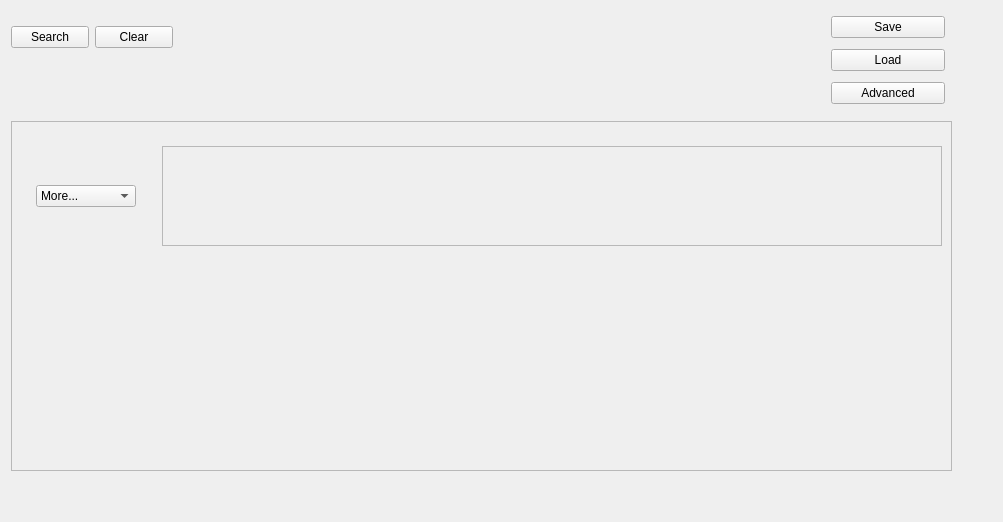
This is query/scroll.ui in BioSignalML/biosignalml-browser as Qt 5 draws it before an edit. The edited form follows.
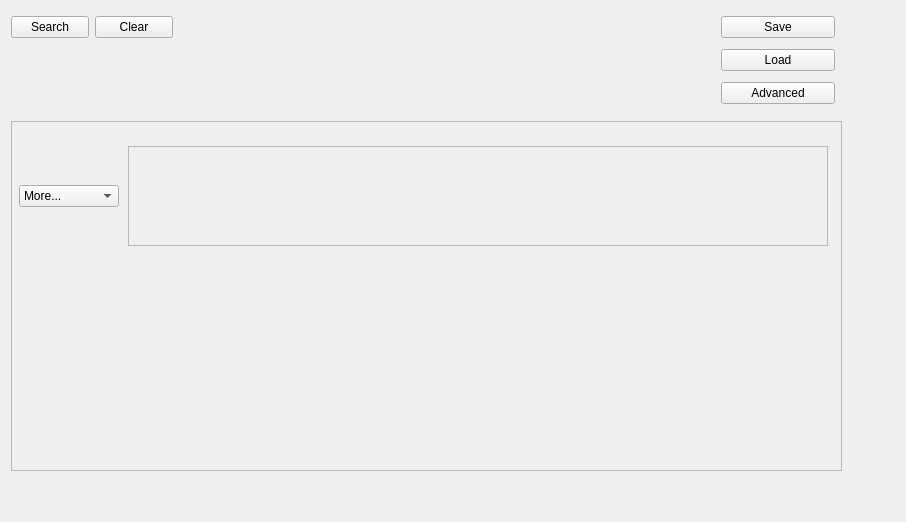
This is the edited form. Custom widgets are drawn as their Qt base class.

Diff of the .ui file:
```diff
--- a/query/scroll.ui
+++ b/query/scroll.ui
@@ -6,7 +6,7 @@
    <rect>
     <x>0</x>
     <y>0</y>
-    <width>1003</width>
+    <width>906</width>
     <height>522</height>
    </rect>
   </property>
@@ -27,7 +27,7 @@
        <rect>
         <x>0</x>
         <y>0</y>
-        <width>979</width>
+        <width>882</width>
         <height>498</height>
        </rect>
       </property>
@@ -39,7 +39,7 @@
       </property>
       <property name="minimumSize">
        <size>
-        <width>960</width>
+        <width>863</width>
         <height>480</height>
        </size>
       </property>
@@ -48,7 +48,7 @@
         <rect>
          <x>0</x>
          <y>110</y>
-         <width>941</width>
+         <width>831</width>
          <height>350</height>
         </rect>
        </property>
@@ -84,7 +84,7 @@
          <rect>
           <x>0</x>
           <y>0</y>
-          <width>951</width>
+          <width>821</width>
           <height>351</height>
          </rect>
         </property>
@@ -124,7 +124,7 @@
            </property>
            <property name="minimumSize">
             <size>
-             <width>780</width>
+             <width>700</width>
              <height>100</height>
             </size>
            </property>
@@ -257,7 +257,7 @@
       <widget class="QWidget" name="layoutWidget">
        <property name="geometry">
         <rect>
-         <x>820</x>
+         <x>710</x>
          <y>0</y>
          <width>114</width>
          <height>100</height>
@@ -291,7 +291,7 @@
        <property name="geometry">
         <rect>
          <x>0</x>
-         <y>10</y>
+         <y>0</y>
          <width>162</width>
          <height>32</height>
         </rect>
```
